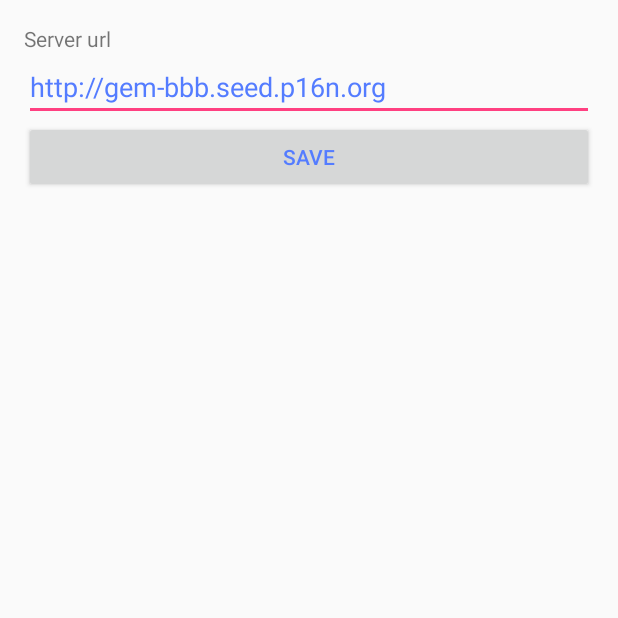
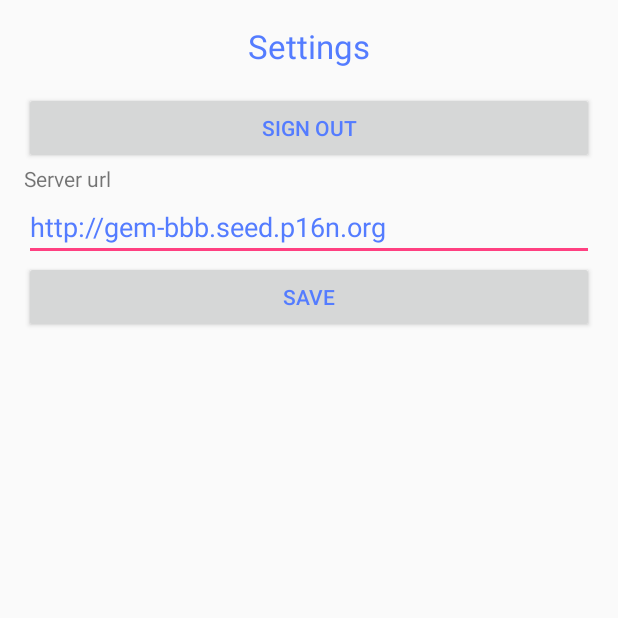
Before and after one commit to praekeltfoundation/gem-bbb-indo, an Android app: the SettingsActivity screen opened directly, with no data from a screen before it, on a phone screen of 412 x 824 dp, the top half of it. Run offline under Robolectric (Android 15) with nearby library versions, the phone set to English and light mode, and no system bars.

Commit message:
Added sign out button to settings.

```diff
--- a/app/src/main/res/layout/settings.xml
+++ b/app/src/main/res/layout/settings.xml
@@ -5,6 +5,21 @@
     android:layout_marginLeft="16dp"
     android:layout_marginRight="16dp"
     android:layout_marginTop="16dp">
+
+    <TextView
+        android:text="@string/settings"
+        android:layout_width="match_parent"
+        android:layout_height="wrap_content"
+        android:id="@+id/textViewSettings"
+        android:layout_marginBottom="@dimen/activity_vertical_margin"
+        android:textAlignment="center"
+        android:textAppearance="@style/TextAppearance.AppCompat.Large" />
+
+    <Button
+        android:text="@string/signout"
+        android:layout_width="match_parent"
+        android:layout_height="wrap_content"
+        android:id="@+id/buttonSignOut" />
 
     <TextView
         android:text="@string/server_url"
--- a/app/src/main/res/values/strings.xml
+++ b/app/src/main/res/values/strings.xml
@@ -35,6 +35,8 @@
     <string name="loading">Loading...</string>
 
     <!-- Settings -->
+    <string name="settings">Settings</string>
+    <string name="signout">Sign Out</string>
     <string name="server_url">Server url</string>
 
 </resources>
```
Also changed, not shown: app/src/main/java/com/rr/rgem/gem/SettingsActivity.java (+32 -4 lines).
